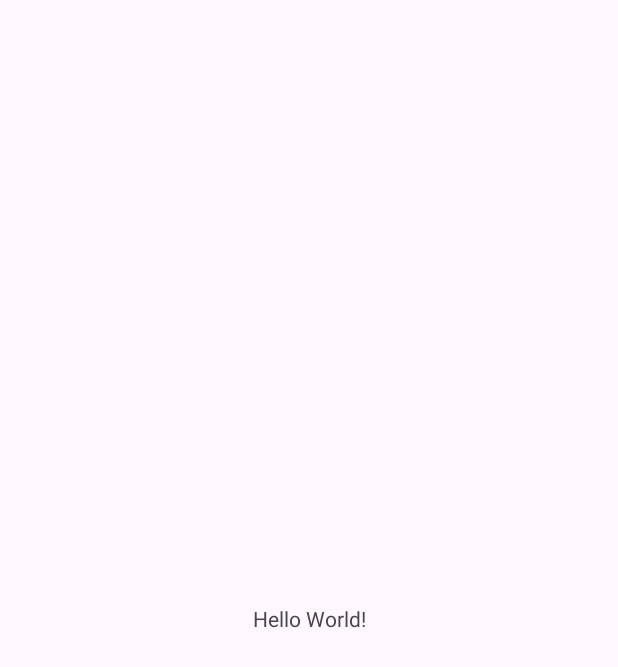
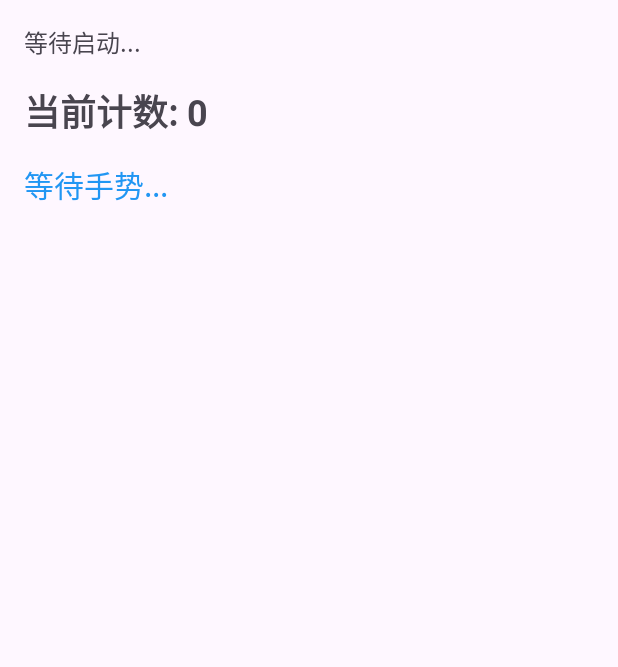
Before and after one commit to wangyendt/MicroHandGestureCollectorIWatch, an Android app: the screen it shows after launch (MainActivity), on a phone screen of 412 x 824 dp. Before the commit the part shown is almost empty. Shown: the top 667 px of the screen. Run offline under Robolectric (Android 15) with nearby library versions, the phone set to English and light mode, and no system bars.

Commit message:
Android发布消息，并准备接收手势

```diff
--- a/android/app/src/main/java/com/wayne/android/MainActivity.java
+++ b/android/app/src/main/java/com/wayne/android/MainActivity.java
@@ -1,24 +1,181 @@
 package com.wayne.android;
 
+import android.Manifest;
+import android.bluetooth.BluetoothAdapter;
+import android.bluetooth.BluetoothManager;
+import android.content.Context;
+import android.content.Intent;
+import android.content.pm.PackageManager;
+import android.os.Build;
 import android.os.Bundle;
+import android.os.Handler;
+import android.widget.TextView;
+import android.widget.Toast;
 
 import androidx.activity.EdgeToEdge;
+import androidx.activity.result.ActivityResultLauncher;
+import androidx.activity.result.contract.ActivityResultContracts;
 import androidx.appcompat.app.AppCompatActivity;
-import androidx.core.graphics.Insets;
-import androidx.core.view.ViewCompat;
-import androidx.core.view.WindowInsetsCompat;
+import androidx.core.app.ActivityCompat;
 
-public class MainActivity extends AppCompatActivity {
+public class MainActivity extends AppCompatActivity implements BlePeripheralService.BleCallback {
+
+    private BluetoothAdapter bluetoothAdapter;
+    private BlePeripheralService blePeripheralService;
+    private static final int PERMISSION_REQUEST_CODE = 1;
+    private TextView statusText;
+    private TextView counterText;
+    private TextView gestureText;
+    private Handler handler = new Handler();
+    private int currentValue = 0;
+
+    private final ActivityResultLauncher<Intent> enableBtLauncher = registerForActivityResult(
+            new ActivityResultContracts.StartActivityForResult(),
+            result -> {
+                if (result.getResultCode() == RESULT_OK) {
+                    startBlePeripheral();
+                } else {
+                    Toast.makeText(this, "需要开启蓝牙才能使用此功能", Toast.LENGTH_SHORT).show();
+                }
+            });
 
     @Override
     protected void onCreate(Bundle savedInstanceState) {
         super.onCreate(savedInstanceState);
         EdgeToEdge.enable(this);
         setContentView(R.layout.activity_main);
-        ViewCompat.setOnApplyWindowInsetsListener(findViewById(R.id.main), (v, insets) -> {
-            Insets systemBars = insets.getInsets(WindowInsetsCompat.Type.systemBars());
-            v.setPadding(systemBars.left, systemBars.top, systemBars.right, systemBars.bottom);
-            return insets;
+
+        // 初始化视图
+        statusText = findViewById(R.id.statusText);
+        counterText = findViewById(R.id.counterText);
+        gestureText = findViewById(R.id.gestureText);
+
+        BluetoothManager bluetoothManager = (BluetoothManager) getSystemService(Context.BLUETOOTH_SERVICE);
+        bluetoothAdapter = bluetoothManager.getAdapter();
+
+        if (bluetoothAdapter == null) {
+            Toast.makeText(this, "此设备不支持蓝牙", Toast.LENGTH_SHORT).show();
+            finish();
+            return;
+        }
+
+        checkPermissionsAndStart();
+    }
+
+    private void checkPermissionsAndStart() {
+        if (Build.VERSION.SDK_INT >= Build.VERSION_CODES.S) {
+            String[] permissions = {
+                    Manifest.permission.BLUETOOTH_ADVERTISE,
+                    Manifest.permission.BLUETOOTH_CONNECT,
+                    Manifest.permission.ACCESS_FINE_LOCATION
+            };
+            requestPermissions(permissions);
+        } else {
+            String[] permissions = {
+                    Manifest.permission.ACCESS_FINE_LOCATION
+            };
+            requestPermissions(permissions);
+        }
+    }
+
+    private void requestPermissions(String[] permissions) {
+        boolean allGranted = true;
+        for (String permission : permissions) {
+            if (ActivityCompat.checkSelfPermission(this, permission) != PackageManager.PERMISSION_GRANTED) {
+                allGranted = false;
+                break;
+            }
+        }
+
+        if (allGranted) {
+            enableBluetooth();
+        } else {
+            ActivityCompat.requestPermissions(this, permissions, PERMISSION_REQUEST_CODE);
+        }
+    }
+
+    @Override
+    public void onRequestPermissionsResult(int requestCode, String[] permissions, int[] grantResults) {
+        super.onRequestPermissionsResult(requestCode, permissions, grantResults);
+        if (requestCode == PERMISSION_REQUEST_CODE) {
+            boolean allGranted = true;
+            for (int result : grantResults) {
+                if (result != PackageManager.PERMISSION_GRANTED) {
+                    allGranted = false;
+                    break;
+                }
+            }
+
+            if (allGranted) {
+                enableBluetooth();
+            } else {
+                Toast.makeText(this, "需要相关权限才能使用此功能", Toast.LENGTH_SHORT).show();
+            }
+        }
+    }
+
+    private void enableBluetooth() {
+        if (!bluetoothAdapter.isEnabled()) {
+            Intent enableBtIntent = new Intent(BluetoothAdapter.ACTION_REQUEST_ENABLE);
+            enableBtLauncher.launch(enableBtIntent);
+        } else {
+            startBlePeripheral();
+        }
+    }
+
+    private void startBlePeripheral() {
+        blePeripheralService = new BlePeripheralService(this);
+        blePeripheralService.setCallback(this);
+        blePeripheralService.startAdvertising();
+        statusText.setText("BLE外围设备已启动");
+
+        // 启动定时器，每秒更新一次计数
+        handler.postDelayed(new Runnable() {
+            @Override
+            public void run() {
+                currentValue = (currentValue + 1) % 1000;
+                counterText.setText("当前计数: " + currentValue);
+                blePeripheralService.updateCounter(currentValue);
+                handler.postDelayed(this, 1000); // 1秒后再次执行
+            }
+        }, 1000);
+    }
+
+    @Override
+    protected void onDestroy() {
+        super.onDestroy();
+        handler.removeCallbacksAndMessages(null);
+        if (blePeripheralService != null) {
+            blePeripheralService.stop();
+        }
+    }
+
+    @Override
+    public void onDeviceConnected(String deviceAddress) {
+        runOnUiThread(() -> {
+            statusText.setText("设备已连接: " + deviceAddress);
+            Toast.makeText(this, "设备已连接", Toast.LENGTH_SHORT).show();
+        });
+    }
+
+    @Override
+    public void onDeviceDisconnected(String deviceAddress) {
+        runOnUiThread(() -> {
+            statusText.setText("设备已断开连接");
+            Toast.makeText(this, "设备已断开连接", Toast.LENGTH_SHORT).show();
+        });
+    }
+
+    @Override
+    public void onCounterUpdated(int value) {
+        runOnUiThread(() -> counterText.setText("当前计数: " + value));
+    }
+
+    @Override
+    public void onMessageReceived(String message) {
+        runOnUiThread(() -> {
+            gestureText.setText("收到手势: " + message);
+            Toast.makeText(this, "收到手势: " + message, Toast.LENGTH_SHORT).show();
         });
     }
 }
--- a/android/app/src/main/res/layout/activity_main.xml
+++ b/android/app/src/main/res/layout/activity_main.xml
@@ -1,19 +1,34 @@
 <?xml version="1.0" encoding="utf-8"?>
-<androidx.constraintlayout.widget.ConstraintLayout xmlns:android="http://schemas.android.com/apk/res/android"
-    xmlns:app="http://schemas.android.com/apk/res-auto"
-    xmlns:tools="http://schemas.android.com/tools"
+<LinearLayout xmlns:android="http://schemas.android.com/apk/res/android"
     android:id="@+id/main"
     android:layout_width="match_parent"
     android:layout_height="match_parent"
-    tools:context=".MainActivity">
+    android:orientation="vertical"
+    android:padding="16dp">
 
     <TextView
-        android:layout_width="wrap_content"
+        android:id="@+id/statusText"
+        android:layout_width="match_parent"
         android:layout_height="wrap_content"
-        android:text="Hello World!"
-        app:layout_constraintBottom_toBottomOf="parent"
-        app:layout_constraintEnd_toEndOf="parent"
-        app:layout_constraintStart_toStartOf="parent"
-        app:layout_constraintTop_toTopOf="parent" />
+        android:layout_marginBottom="16dp"
+        android:text="等待启动..."
+        android:textSize="16sp" />
 
-</androidx.constraintlayout.widget.ConstraintLayout>
+    <TextView
+        android:id="@+id/counterText"
+        android:layout_width="match_parent"
+        android:layout_height="wrap_content"
+        android:layout_marginBottom="16dp"
+        android:text="当前计数: 0"
+        android:textSize="24sp"
+        android:textStyle="bold" />
+
+    <TextView
+        android:id="@+id/gestureText"
+        android:layout_width="match_parent"
+        android:layout_height="wrap_content"
+        android:text="等待手势..."
+        android:textSize="20sp"
+        android:textColor="#2196F3" />
+
+</LinearLayout>
```
Also changed, not shown: android/app/src/main/AndroidManifest.xml (+11 -0 lines), android/app/src/main/java/com/wayne/android/BlePeripheralService.java (added, +186 -0 lines).
